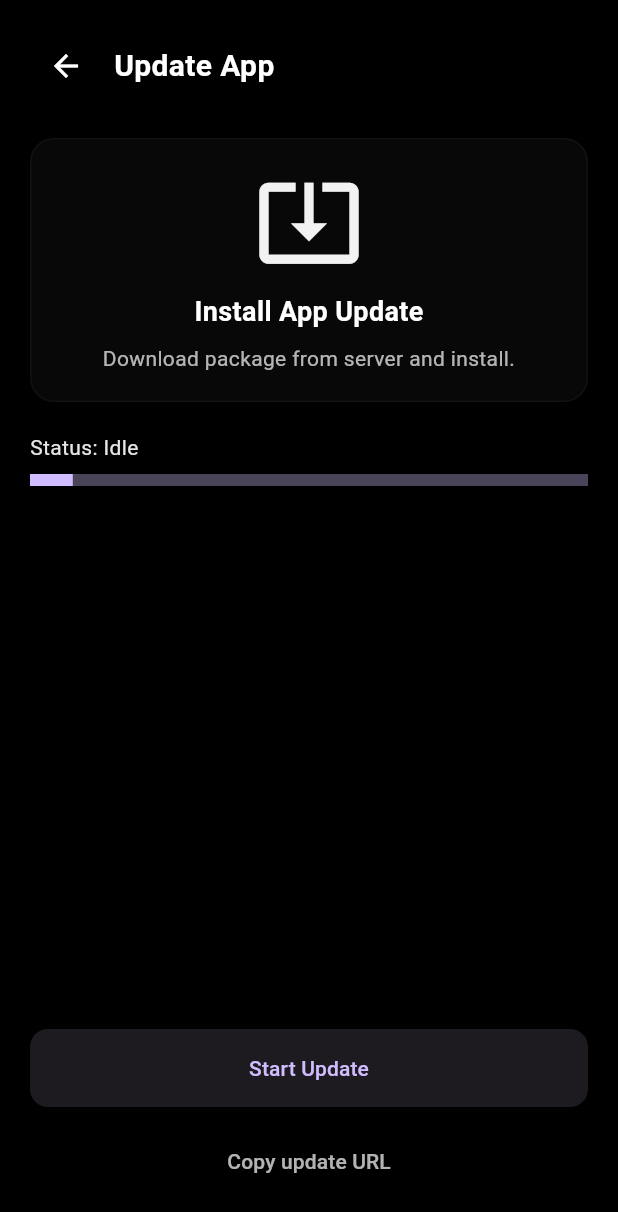
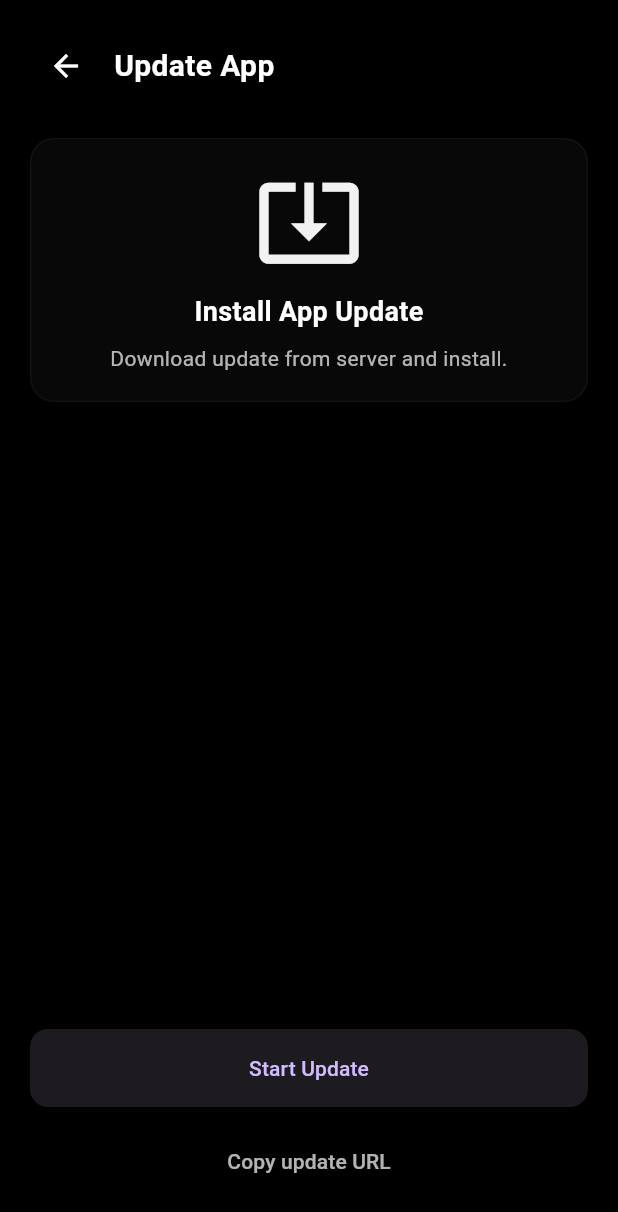
Before and after one commit to IP-Masqeurena/remembrance, a Flutter app: the UpdatePage screen opened directly, on a phone screen of 412 x 824 dp. Shown: the top 1212 px of the screen. Run offline on Flutter 3.47's test engine with Material 3 defaults, Android fonts, the phone set to English and light mode, and no system bars; our stand-ins replace audioplayers, shared_preferences, sqflite; missing offline and left inert: docman, ota_update; accounts and stored records are empty.

Commit message:
remove idle progress bar

```diff
--- a/lib/screens/update_screen.dart
+++ b/lib/screens/update_screen.dart
@@ -166,7 +166,7 @@ class _UpdatePageState extends State<UpdatePage> {
                       ),
                       const SizedBox(height: 8),
                       Text(
-                        'Download package from server and install.',
+                        'Download update from server and install.',
                         style: TextStyle(color: Colors.white.withOpacity(0.7)),
                         textAlign: TextAlign.center,
                       ),
@@ -175,10 +175,11 @@ class _UpdatePageState extends State<UpdatePage> {
                 ),
 
                 const SizedBox(height: 20),
-
+                if (_isUpdating) ...[
                 // status + progress
                 Text('Status: $_status', style: TextStyle(color: Colors.white.withOpacity(0.9))),
                 const SizedBox(height: 8),
+
                 LinearProgressIndicator(
                   value: _progress > 0 ? (_progress / 100.0) : null,
                   minHeight: 8,
@@ -189,7 +190,7 @@ class _UpdatePageState extends State<UpdatePage> {
                   _progress > 0 ? '${_progress.toStringAsFixed(1)}%' : '',
                   style: TextStyle(color: Colors.white.withOpacity(0.8)),
                 ),
-
+                ],
                 const Spacer(),
 
                 // Buttons
```
